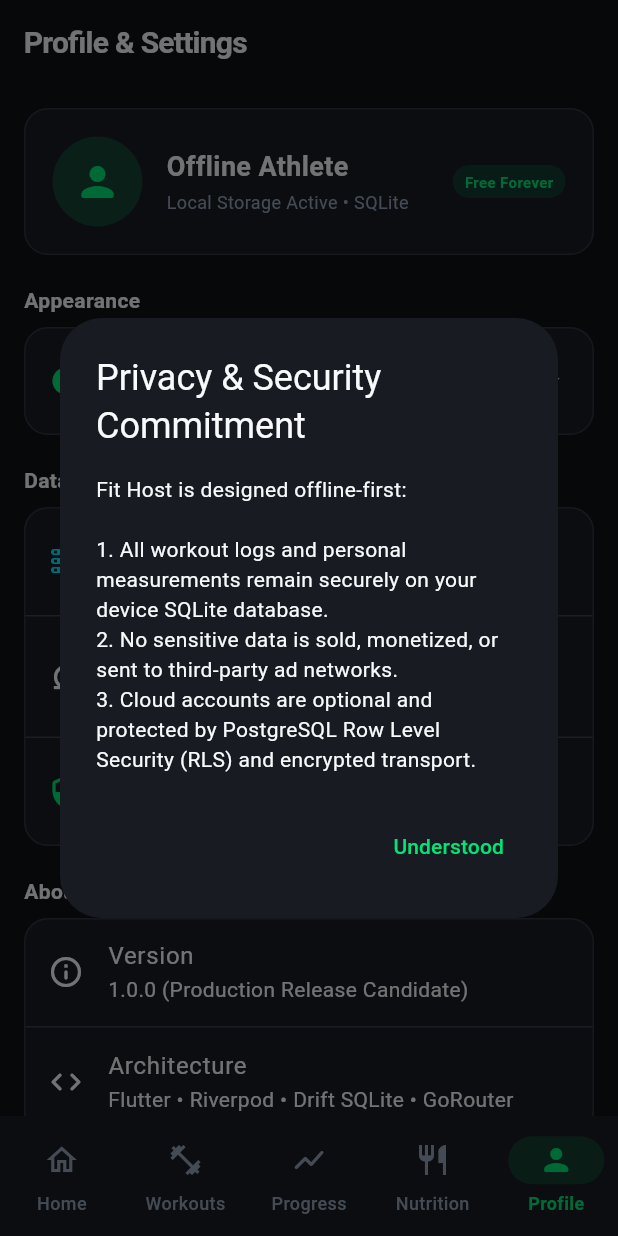
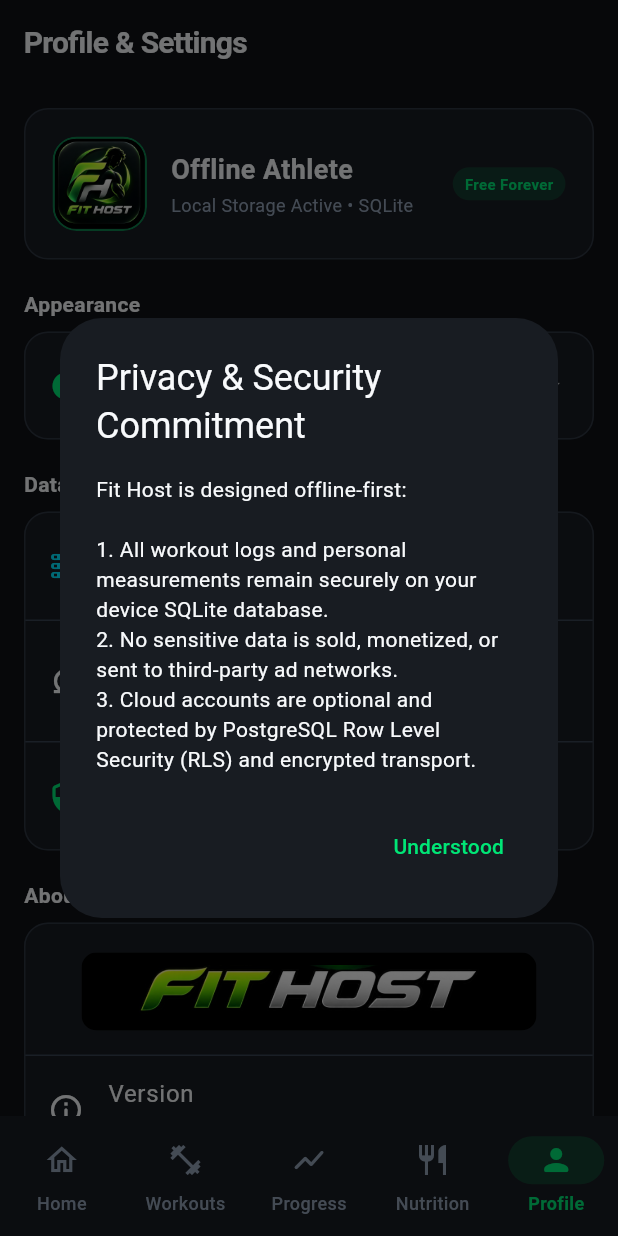
Before and after one commit to xtenfit/fit-host, a Flutter app: the screen it shows after launch, item 5 of the bottom bar chosen, after a tap on "Privacy & Security Policy", on a phone screen of 412 x 824 dp. Run offline on Flutter 3.47's test engine with Material 3 defaults, Android fonts, the phone set to English and light mode, and no system bars; our stand-ins replace drift, drift_flutter, flutter_riverpod, go_router; accounts and stored records are empty; generated files the repository leaves out were written again.

Commit message:
feat: incorporate official Fit Host icon, wordmark, launcher icons, and onboarding tour

```diff
--- a/lib/core/router/app_router.dart
+++ b/lib/core/router/app_router.dart
@@ -8,6 +8,7 @@
 import 'package:fit_host/features/progress/presentation/progress_screen.dart';
 import 'package:fit_host/features/nutrition/presentation/nutrition_screen.dart';
 import 'package:fit_host/features/profile/presentation/profile_screen.dart';
+import 'package:fit_host/features/onboarding/presentation/onboarding_screen.dart';
 import 'package:fit_host/features/shell/main_navigation_shell.dart';
 
 final GlobalKey<NavigatorState> _rootNavigatorKey =
@@ -75,5 +76,10 @@
       parentNavigatorKey: _rootNavigatorKey,
       builder: (context, state) => const ExerciseLibraryScreen(),
     ),
+    GoRoute(
+      path: '/onboarding',
+      parentNavigatorKey: _rootNavigatorKey,
+      builder: (context, state) => const OnboardingScreen(),
+    ),
   ],
 );
--- a/lib/features/home/presentation/home_screen.dart
+++ b/lib/features/home/presentation/home_screen.dart
@@ -19,22 +19,19 @@
       appBar: AppBar(
         title: Row(
           children: [
-            Container(
-              padding: const EdgeInsets.symmetric(horizontal: 10, vertical: 6),
-              decoration: BoxDecoration(
-                gradient: const LinearGradient(
-                  colors: [AppColors.limeGreen, AppColors.electricCyan],
-                ),
-                borderRadius: BorderRadius.circular(8),
-              ),
-              child: const Text(
-                'FIT HOST',
-                style: TextStyle(
-                  color: Colors.black,
-                  fontWeight: FontWeight.w900,
-                  fontSize: 14,
-                  letterSpacing: 1.2,
-                ),
+            Image.asset(
+              'assets/images/fit_host_icon.png',
+              height: 28,
+              width: 28,
+              fit: BoxFit.contain,
+            ),
+            const SizedBox(width: 8),
+            const Text(
+              'FIT HOST',
+              style: TextStyle(
+                fontWeight: FontWeight.w900,
+                fontSize: 18,
+                letterSpacing: 0.8,
               ),
             ),
             const SizedBox(width: 8),
@@ -115,15 +112,20 @@
                         ),
                       ),
                       Container(
-                        padding: const EdgeInsets.all(8),
+                        padding: const EdgeInsets.all(6),
                         decoration: BoxDecoration(
                           color: AppColors.limeGreen.withValues(alpha: 0.15),
                           shape: BoxShape.circle,
+                          border: Border.all(
+                            color: AppColors.limeGreen.withValues(alpha: 0.3),
+                            width: 1.5,
+                          ),
                         ),
-                        child: const Icon(
-                          Icons.bolt_rounded,
-                          color: AppColors.limeGreen,
-                          size: 20,
+                        child: Image.asset(
+                          'assets/images/fit_host_icon.png',
+                          height: 32,
+                          width: 32,
+                          fit: BoxFit.contain,
                         ),
                       ),
                     ],
--- a/lib/features/profile/presentation/profile_screen.dart
+++ b/lib/features/profile/presentation/profile_screen.dart
@@ -1,5 +1,6 @@
 import 'package:flutter/material.dart';
 import 'package:flutter_riverpod/flutter_riverpod.dart';
+import 'package:go_router/go_router.dart';
 import 'package:fit_host/core/theme/app_colors.dart';
 import 'package:fit_host/core/theme/theme_provider.dart';
 import 'package:fit_host/features/workouts/presentation/controllers/workout_providers.dart';
@@ -35,13 +36,25 @@
             ),
             child: Row(
               children: [
-                CircleAvatar(
-                  radius: 30,
-                  backgroundColor: AppColors.limeGreen.withValues(alpha: 0.2),
-                  child: const Icon(
-                    Icons.person_rounded,
-                    color: AppColors.limeGreen,
-                    size: 32,
+                ClipRRect(
+                  borderRadius: BorderRadius.circular(16),
+                  child: Container(
+                    decoration: BoxDecoration(
+                      border: Border.all(
+                        color: AppColors.limeGreen.withValues(alpha: 0.5),
+                        width: 1.5,
+                      ),
+                      borderRadius: BorderRadius.circular(16),
+                    ),
+                    child: ClipRRect(
+                      borderRadius: BorderRadius.circular(14),
+                      child: Image.asset(
+                        'assets/images/fit_host_app_icon.jpg',
+                        width: 60,
+                        height: 60,
+                        fit: BoxFit.cover,
+                      ),
+                    ),
                   ),
                 ),
                 const SizedBox(width: 16),
@@ -208,17 +221,41 @@
           const SizedBox(height: 8),
           Card(
             child: Column(
-              children: const [
-                ListTile(
+              children: [
+                Padding(
+                  padding: const EdgeInsets.fromLTRB(16, 20, 16, 16),
+                  child: ClipRRect(
+                    borderRadius: BorderRadius.circular(10),
+                    child: Container(
+                      padding: const EdgeInsets.symmetric(horizontal: 12, vertical: 8),
+                      color: Colors.black,
+                      child: Image.asset(
+                        'assets/images/fit_host_wordmark.jpg',
+                        height: 36,
+                        fit: BoxFit.contain,
+                      ),
+                    ),
+                  ),
+                ),
+                const Divider(height: 1),
+                const ListTile(
                   leading: Icon(Icons.info_outline_rounded),
                   title: Text('Version'),
                   subtitle: Text('1.0.0 (Production Release Candidate)'),
                 ),
-                Divider(height: 1),
-                ListTile(
+                const Divider(height: 1),
+                const ListTile(
                   leading: Icon(Icons.code_rounded),
                   title: Text('Architecture'),
                   subtitle: Text('Flutter • Riverpod • Drift SQLite • GoRouter'),
+                ),
+                const Divider(height: 1),
+                ListTile(
+                  leading: const Icon(Icons.explore_outlined, color: AppColors.limeGreen),
+                  title: const Text('Fit Host Onboarding'),
+                  subtitle: const Text('View intro tour and offline-first principles'),
+                  trailing: const Icon(Icons.chevron_right_rounded),
+                  onTap: () => context.push('/onboarding'),
                 ),
               ],
             ),
--- a/pubspec.yaml
+++ b/pubspec.yaml
@@ -69,10 +69,8 @@
   # the material Icons class.
   uses-material-design: true
 
-  # To add assets to your application, add an assets section, like this:
-  # assets:
-  #   - images/a_dot_burr.jpeg
-  #   - images/a_dot_ham.jpeg
+  assets:
+    - assets/images/
 
   # An image asset can refer to one or more resolution-specific "variants", see
   # https://flutter.dev/to/resolution-aware-images
```
Also changed, not shown: lib/features/onboarding/presentation/onboarding_screen.dart (added, +246 -0 lines), assets/images/fit_host_app_icon.jpg (added), assets/images/fit_host_icon.png (added), assets/images/fit_host_wordmark.jpg (added), 11 other files.
